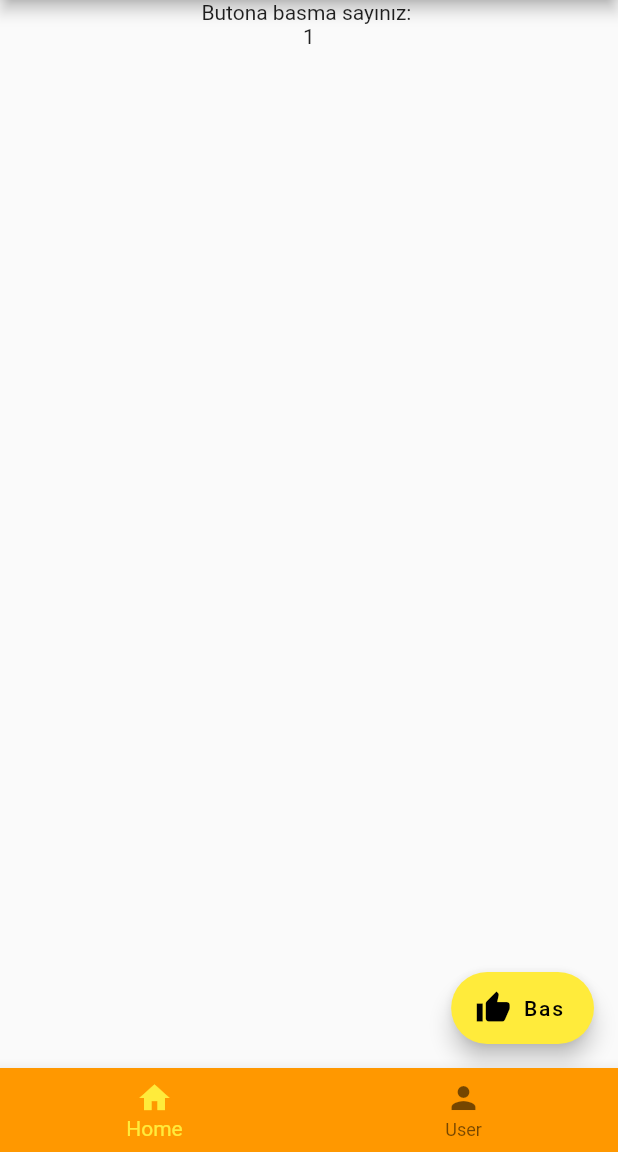
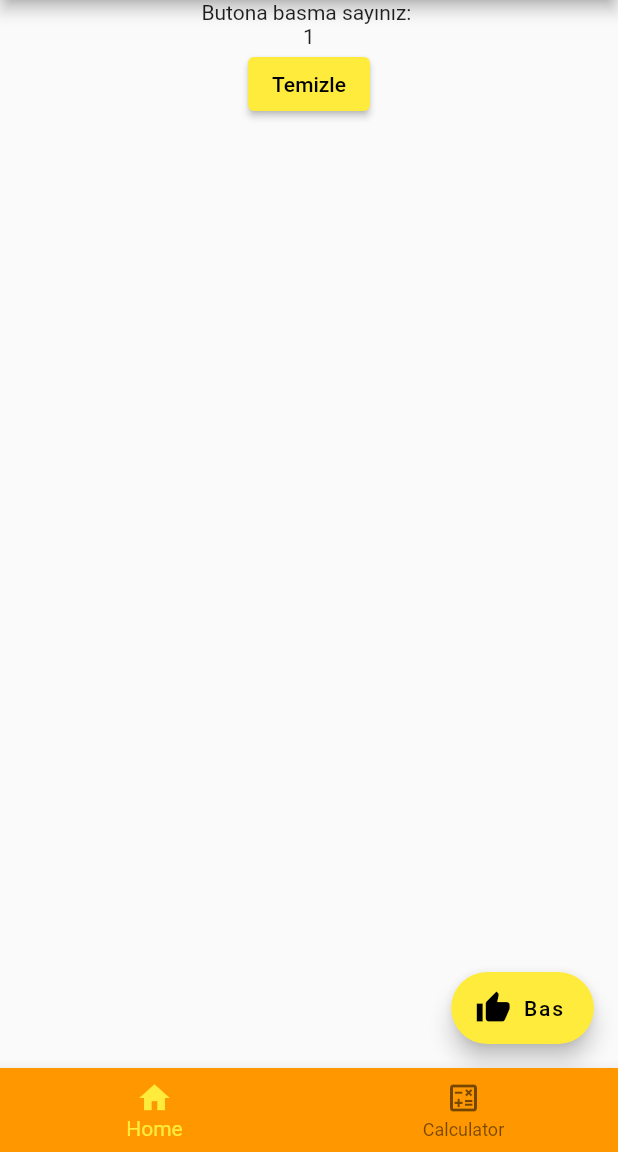
Before and after one commit to EmirKosekul/FlutterDenemelerim, a Flutter app: the screen it shows after launch, after a tap on "Bas", on a phone screen of 412 x 824 dp, the part 84-1236 px from its top. Run offline on Flutter 3.47's test engine with Material 2 defaults, Android fonts, the phone set to English and light mode, and no system bars.

Commit message:
Calculator added

```diff
--- a/lib/views/KullaniciSayfasi.dart
+++ b/lib/views/KullaniciSayfasi.dart
@@ -2,8 +2,9 @@ import 'package:deneme1/views/MyHome.dart';
 import 'package:flutter/material.dart';
 
 class KullaniciSayfasi extends StatefulWidget {
-  final int tiklamaSayisi;
-  KullaniciSayfasi({this.tiklamaSayisi})
+  final int clicked;
+  KullaniciSayfasi.empty() : clicked = 0;
+  KullaniciSayfasi({required this.clicked});
 
   @override
   // ignore: no_logic_in_create_state
@@ -11,11 +12,91 @@ class KullaniciSayfasi extends StatefulWidget {
 }
 
 class KSayfasi extends State<KullaniciSayfasi> {
+  final _controller1 = TextEditingController();
+  final _controller2 = TextEditingController();
+  double _number1 = 0;
+  double _number2 = 0;
+  double result = 0;
   @override
   Widget build(BuildContext context) {
     return Scaffold(
-      body: Column(
-        children: [Text("Bu bilgi başka sayfadan geldi: ")],
+      body: Padding(
+        padding: const EdgeInsets.all(20.0),
+        child: Column(
+          mainAxisAlignment: MainAxisAlignment.center,
+          crossAxisAlignment: CrossAxisAlignment.center,
+          children: [
+            Container(
+              child: Text(result.toString(),style: TextStyle(fontSize: 35),),
+            ),
+            Padding(
+              padding: const EdgeInsets.only(left: 500, right: 500),
+              child: TextField(
+                controller: _controller1,
+                decoration: const InputDecoration(
+                  hintText: "Need a number",
+                  border: OutlineInputBorder(),
+                ),
+              ),
+            ),
+            Padding(
+              padding: const EdgeInsets.only(left: 500, right: 500),
+              child: TextField(
+                controller: _controller2,
+                decoration: const InputDecoration(
+                  hintText: "Need a number",
+                  border: OutlineInputBorder(),
+                ),
+              ),
+            ),
+            Row(
+              mainAxisAlignment: MainAxisAlignment.center,
+              crossAxisAlignment: CrossAxisAlignment.center,
+              children: [
+                IconButton(
+                    onPressed: () {
+                      _number1 = double.parse(_controller1.text);
+                      _number2 = double.parse(_controller2.text);
+                      result = _number1 + _number2;
+                      setState(() {
+
+                      });
+                    },
+                    icon: Icon(Icons.add_circle_outline_outlined)),
+                IconButton(
+                    onPressed: () {
+                      _number1 = double.parse(_controller1.text);
+                      _number2 = double.parse(_controller2.text);
+                      result = _number1 - _number2;
+                      setState(() {
+
+                      });
+                    },
+                    icon: Icon(Icons.remove_circle_sharp)),
+                TextButton(
+                    onPressed: (() {
+                      _number1 = double.parse(_controller1.text);
+                      _number2 = double.parse(_controller2.text);
+                      result = _number1 / _number2;
+                      setState(() {
+
+                      });
+                    }),
+                    child: Text("Division")),
+                TextButton(
+                    onPressed: (() {
+                      _number1 = double.parse(_controller1.text);
+                      _number2 = double.parse(_controller2.text);
+                      result = _number1 * _number2;
+                      setState(() {
+
+                      });
+                    }),
+                    child: Text("Multiplication")),
+              ],
+            ),
+          ],
+        ),
       ),
     );
   }
--- a/lib/views/MainHomeView.dart
+++ b/lib/views/MainHomeView.dart
@@ -1,3 +1,4 @@
+import 'package:deneme1/views/KullaniciSayfasi.dart';
 import 'package:flutter/material.dart';
 
 class MainHomeView extends StatefulWidget {
@@ -11,16 +12,22 @@ class _MainHomeViewState extends State<MainHomeView> {
   Widget build(BuildContext context) {
     return Scaffold(
       body: Center(
-        child: Column(
-          children: [
-            Text("Butona basma sayınız: "),
-            Text("$counter")
-            ]
-          ),
+        child: Column(children: [
+          Text("Butona basma sayınız: "),
+          Text("$counter"),
+          ElevatedButton(
+              onPressed: () {
+                //Navigator.push(context,MaterialPageRoute(builder: (context)=>KullaniciSayfasi(clicked: counter)));
+                setState(() {
+                  counter = 0;
+                });
+              },
+              child: Text("Temizle"))
+        ]),
       ),
       floatingActionButton: FloatingActionButton.extended(
-        label:Text("Bas"),
-        icon:Icon(Icons.thumb_up),
+        label: Text("Bas"),
+        icon: Icon(Icons.thumb_up),
         onPressed: () {
           setState(() {
             counter++;
--- a/lib/views/MyHome.dart
+++ b/lib/views/MyHome.dart
@@ -4,8 +4,6 @@ import 'package:flutter/material.dart';
 import 'KullaniciSayfasi.dart';
 
 class MyHome extends StatefulWidget {
-  const MyHome({super.key});
-
   @override
   State<MyHome> createState() => _MyHomeState();
 }
@@ -13,7 +11,7 @@ class MyHome extends StatefulWidget {
 class _MyHomeState extends State<MyHome> {
   PageController _pageController = PageController();
   int _index = 0;
-  List<Widget> _screens = [MainHomeView(),KullaniciSayfasi()];
+  List<Widget> _screens = [MainHomeView(),KullaniciSayfasi.empty()];
   void onPageChanged(int index) {
     setState(() {
       _index = index;
@@ -42,7 +40,7 @@ class _MyHomeState extends State<MyHome> {
           items: [
             BottomNavigationBarItem(icon: Icon(Icons.home), label: "Home"),
             BottomNavigationBarItem(
-                icon: Icon(Icons.person), label: "User")
+                icon: Icon(Icons.calculate_outlined), label: "Calculator")
           ]),
     );
   }
```
